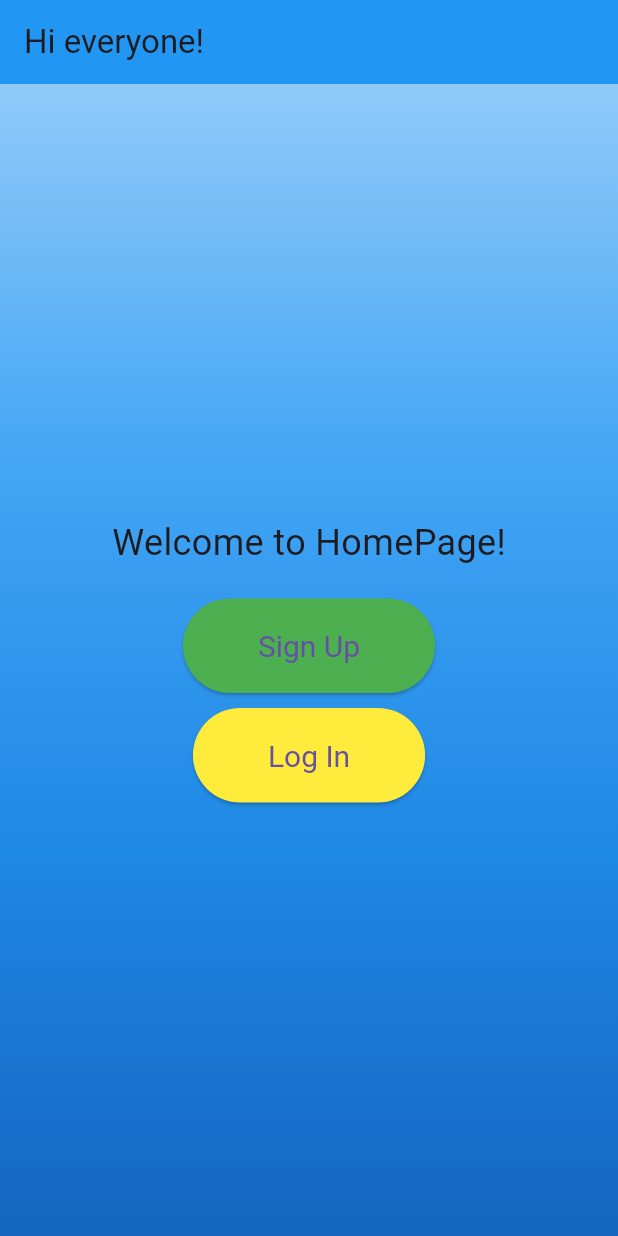
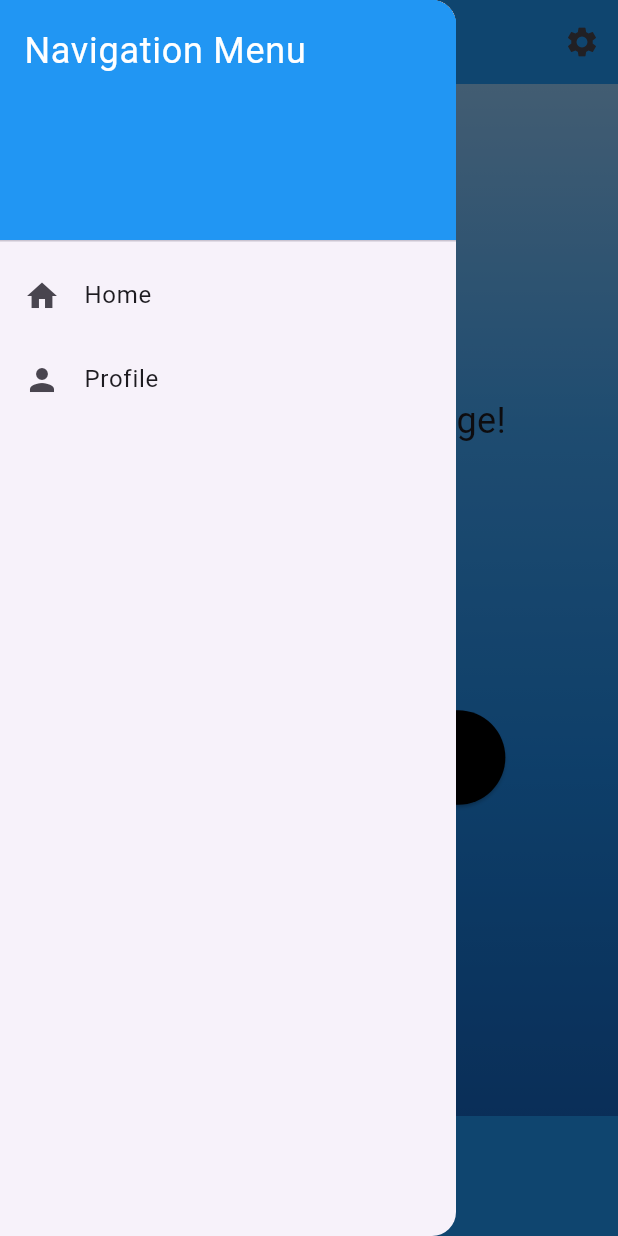
Before and after one commit to HarshaniYaparathne/Test_Flutter, a Flutter app: the screen it shows after launch, with the side drawer open (before the commit the screen has no drawer), on a phone screen of 412 x 824 dp. Run offline on Flutter 3.47's test engine with Material 3 defaults, Android fonts, the light colour scheme and no system bars.

Commit message:
New Features

```diff
--- a/lib/HomePage.dart
+++ b/lib/HomePage.dart
@@ -10,7 +10,54 @@ class HomePage extends StatelessWidget {
     return Scaffold(
       appBar: AppBar(
         title: const Text('Hi everyone!'),
-        backgroundColor: Colors.blue, // Set the app bar color to blue
+        backgroundColor: Colors.blue,
+        actions: [
+          IconButton(
+            icon: Icon(Icons.settings),
+            onPressed: () {
+              Navigator.push(
+                context,
+                MaterialPageRoute(builder: (context) => SettingsPage()),
+              );
+            },
+          ),
+        ],
+      ),
+      drawer: Drawer(
+        child: ListView(
+          padding: EdgeInsets.zero,
+          children: <Widget>[
+            DrawerHeader(
+              decoration: BoxDecoration(
+                color: Colors.blue,
+              ),
+              child: Text(
+                'Navigation Menu',
+                style: TextStyle(
+                  color: Colors.white,
+                  fontSize: 24,
+                ),
+              ),
+            ),
+            ListTile(
+              leading: Icon(Icons.home),
+              title: Text('Home'),
+              onTap: () {
+                Navigator.pop(context);
+              },
+            ),
+            ListTile(
+              leading: Icon(Icons.person),
+              title: Text('Profile'),
+              onTap: () {
+                Navigator.push(
+                  context,
+                  MaterialPageRoute(builder: (context) => ProfilePage()),
+                );
+              },
+            ),
+          ],
+        ),
       ),
       body: Container(
         decoration: BoxDecoration(
@@ -33,45 +80,102 @@ class HomePage extends StatelessWidget {
                 'Welcome to HomePage!',
                 style: TextStyle(fontSize: 24.0),
               ),
-              SizedBox(height: 20), // Adding space between text and buttons
+              SizedBox(height: 20),
               ElevatedButton(
                 onPressed: () {
                   Navigator.push(
                     context,
                     MaterialPageRoute(builder: (context) => SignUpPage()),
                   );
-                  // Action for Sign Up button
-                  // Add your logic here
                 },
                 style: ElevatedButton.styleFrom(
-                  primary: Colors.green, // Change button color to green
-                  textStyle: TextStyle(fontSize: 20), // Change font size
-                  padding: EdgeInsets.symmetric(horizontal: 50, vertical: 20), // Change button size
+                  primary: Colors.green,
+                  textStyle: TextStyle(fontSize: 20),
+                  padding: EdgeInsets.symmetric(horizontal: 50, vertical: 20),
                 ),
                 child: Text('Sign Up'),
               ),
-              SizedBox(height: 10), // Adding space between buttons
+              SizedBox(height: 10),
               ElevatedButton(
                 onPressed: () {
                   Navigator.push(
                     context,
                     MaterialPageRoute(builder: (context) => LoginPage()),
                   );
-                  // Action for Log In button
-                  // Add your logic here
-                  // Action for Log In button
-                  // Add your logic here
                 },
                 style: ElevatedButton.styleFrom(
-                  primary: Colors.yellow, // Change button color to red
+                  primary: Colors.yellow,
                   textStyle: TextStyle(fontSize: 20),
-                  padding: EdgeInsets.symmetric(horizontal: 50, vertical: 20), // Change font size
+                  padding: EdgeInsets.symmetric(horizontal: 50, vertical: 20),
                 ),
                 child: Text('Log In'),
+              ),
+              SizedBox(height: 20),
+              ElevatedButton(
+                onPressed: () {
+                  // Toggle between light and dark mode
+                },
+                style: ElevatedButton.styleFrom(
+                  primary: Colors.black,
+                  textStyle: TextStyle(fontSize: 20),
+                  padding: EdgeInsets.symmetric(horizontal: 50, vertical: 20),
+                ),
+                child: Text('Toggle Dark Mode'),
               ),
             ],
           ),
         ),
+      ),
+      bottomNavigationBar: BottomAppBar(
+        color: Colors.blue,
+        child: Row(
+          mainAxisAlignment: MainAxisAlignment.center,
+          children: <Widget>[
+            IconButton(
+              icon: Icon(Icons.home),
+              color: Colors.white,
+              onPressed: () {},
+            ),
+            IconButton(
+              icon: Icon(Icons.person),
+              color: Colors.white,
+              onPressed: () {},
+            ),
+            IconButton(
+              icon: Icon(Icons.settings),
+              color: Colors.white,
+              onPressed: () {},
+            ),
+          ],
+        ),
+      ),
+    );
+  }
+}
+
+class SettingsPage extends StatelessWidget {
+  @override
+  Widget build(BuildContext context) {
+    return Scaffold(
+      appBar: AppBar(
+        title: Text('Settings'),
+      ),
+      body: Center(
+        child: Text('Settings Page'),
+      ),
+    );
+  }
+}
+
+class ProfilePage extends StatelessWidget {
+  @override
+  Widget build(BuildContext context) {
+    return Scaffold(
+      appBar: AppBar(
+        title: Text('Profile'),
+      ),
+      body: Center(
+        child: Text('Profile Page'),
       ),
     );
   }
--- a/lib/LogIn.dart
+++ b/lib/LogIn.dart
@@ -1,4 +1,5 @@
 import 'package:flutter/material.dart';
+import 'SignUp.dart';
 
 class LoginPage extends StatelessWidget {
   const LoginPage({Key? key}) : super(key: key);
--- a/lib/SignUp.dart
+++ b/lib/SignUp.dart
@@ -1,4 +1,5 @@
 import 'package:flutter/material.dart';
+import 'LogIn.dart';
 
 class SignUpPage extends StatelessWidget {
   const SignUpPage({Key? key}) : super(key: key);
```
